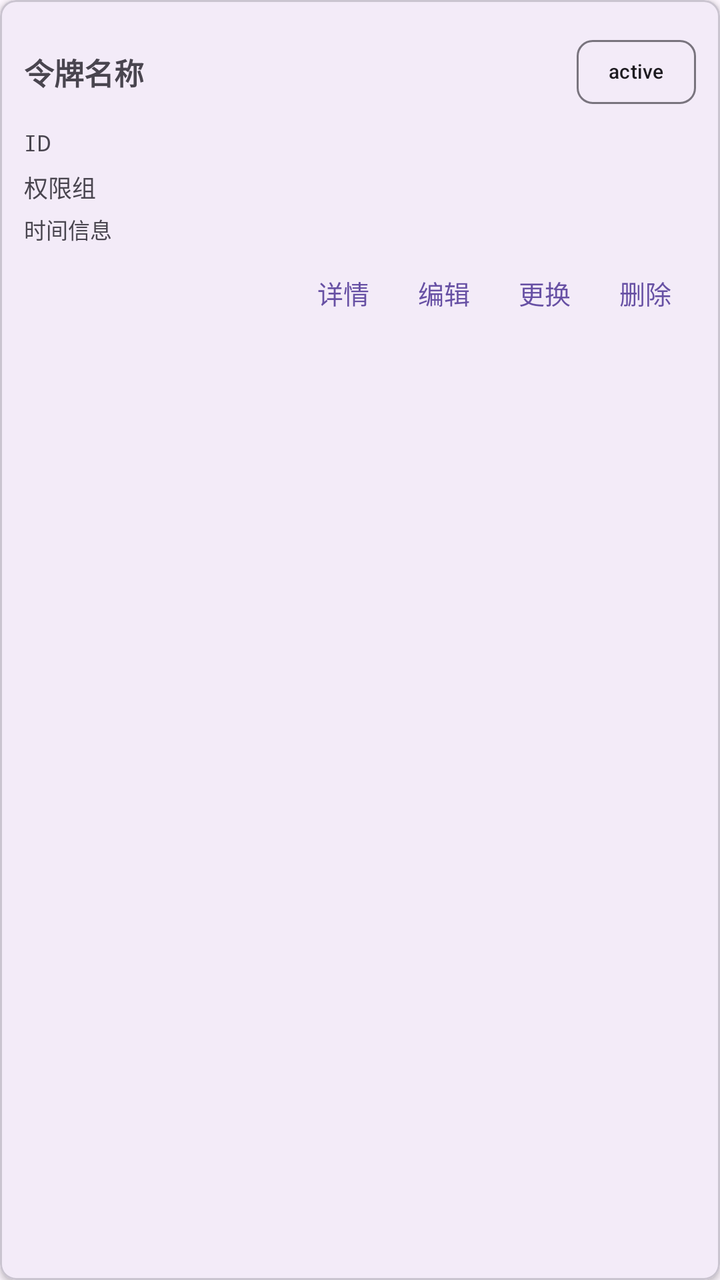
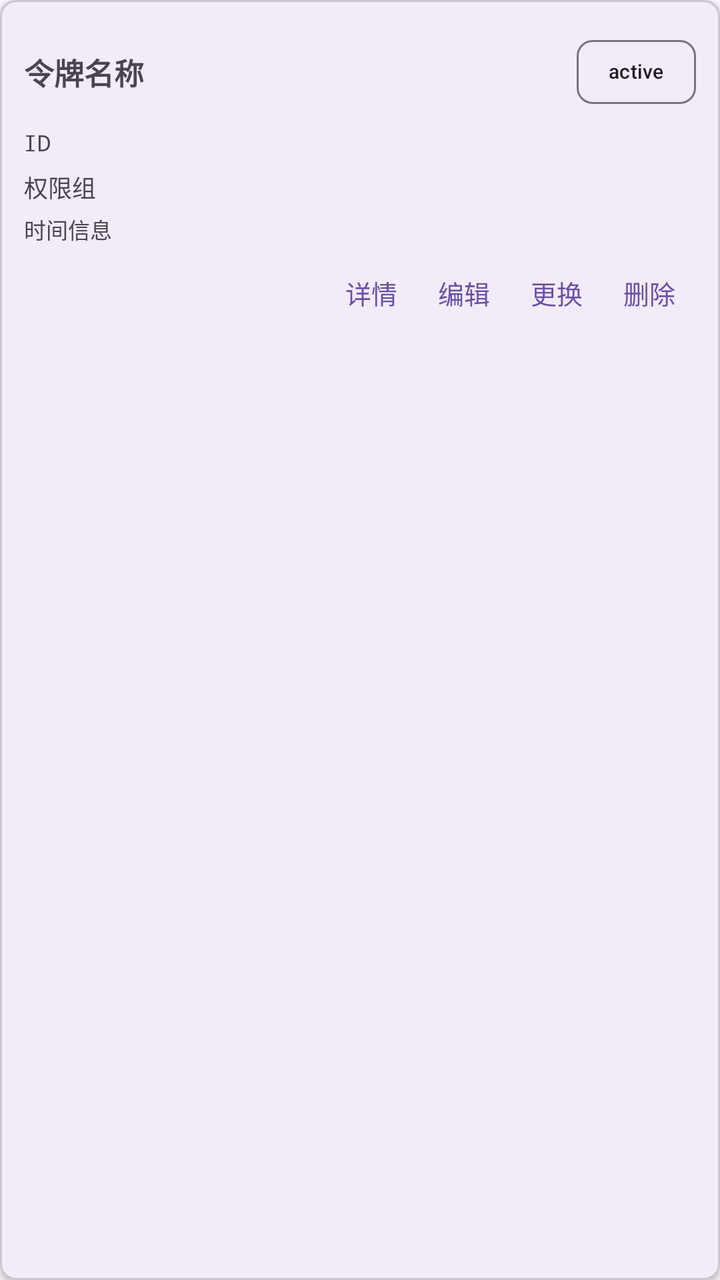

The first picture is an Android layout as it rendered before a commit; the second is the same layout after the commit. The layout source and the unified diff follow.
<!-- AndroidManifest.xml: application theme AppTheme -->
<!-- res/layout/item_token.xml -->
<?xml version="1.0" encoding="utf-8"?>
<com.google.android.material.card.MaterialCardView xmlns:android="http://schemas.android.com/apk/res/android"
    xmlns:app="http://schemas.android.com/apk/res-auto"
    android:layout_width="match_parent"
    android:layout_height="wrap_content"
    android:layout_margin="4dp"
    app:cardElevation="2dp"
    app:cardCornerRadius="8dp">

    <LinearLayout
        android:layout_width="match_parent"
        android:layout_height="wrap_content"
        android:orientation="vertical"
        android:padding="12dp">

        <LinearLayout
            android:layout_width="match_parent"
            android:layout_height="wrap_content"
            android:orientation="horizontal"
            android:gravity="center_vertical">

            <TextView
                android:id="@+id/tokenNameText"
                android:layout_width="0dp"
                android:layout_height="wrap_content"
                android:layout_weight="1"
                android:text="令牌名称"
                android:textSize="15sp"
                android:textStyle="bold"
                android:maxLines="1"
                android:ellipsize="end" />

            <com.google.android.material.chip.Chip
                android:id="@+id/tokenStatusChip"
                android:layout_width="wrap_content"
                android:layout_height="wrap_content"
                android:text="active"
                android:textSize="10sp"
                android:checkable="false"
                style="@style/Widget.Material3.Chip.Assist" />

        </LinearLayout>

        <TextView
            android:id="@+id/tokenIdText"
            android:layout_width="wrap_content"
            android:layout_height="wrap_content"
            android:text="ID"
            android:textSize="11sp"
            android:textColor="?android:textColorSecondary"
            android:layout_marginTop="4dp"
            android:fontFamily="monospace"
            android:maxLines="1"
            android:ellipsize="middle" />

        <TextView
            android:id="@+id/tokenPermissionsText"
            android:layout_width="match_parent"
            android:layout_height="wrap_content"
            android:text="权限组"
            android:textSize="12sp"
            android:textColor="?android:textColorSecondary"
            android:layout_marginTop="6dp"
            android:maxLines="2"
            android:ellipsize="end" />

        <TextView
            android:id="@+id/tokenTimeText"
            android:layout_width="match_parent"
            android:layout_height="wrap_content"
            android:text="时间信息"
            android:textSize="11sp"
            android:textColor="?android:textColorSecondary"
            android:layout_marginTop="4dp"
            android:maxLines="2"
            android:ellipsize="end" />

        <LinearLayout
            android:layout_width="match_parent"
            android:layout_height="wrap_content"
            android:orientation="horizontal"
            android:gravity="end"
            android:layout_marginTop="4dp">

            <com.google.android.material.button.MaterialButton
                android:id="@+id/detailBtn"
                style="@style/Widget.Material3.Button.TextButton"
                android:layout_width="wrap_content"
                android:layout_height="wrap_content"
                android:text="详情"
                android:textSize="13sp"
                android:minWidth="0dp"
                android:minHeight="0dp" />

            <com.google.android.material.button.MaterialButton
                android:id="@+id/editBtn"
                style="@style/Widget.Material3.Button.TextButton"
                android:layout_width="wrap_content"
                android:layout_height="wrap_content"
                android:text="编辑"
                android:textSize="13sp"
                android:minWidth="0dp"
                android:minHeight="0dp" />

            <com.google.android.material.button.MaterialButton
                android:id="@+id/rollBtn"
                style="@style/Widget.Material3.Button.TextButton"
                android:layout_width="wrap_content"
                android:layout_height="wrap_content"
                android:text="更换"
                android:textSize="13sp"
                android:minWidth="0dp"
                android:minHeight="0dp" />

            <com.google.android.material.button.MaterialButton
                android:id="@+id/deleteBtn"
                style="@style/Widget.Material3.Button.TextButton"
                android:layout_width="wrap_content"
                android:layout_height="wrap_content"
                android:text="删除"
                android:textSize="13sp"
                android:minWidth="0dp"
                android:minHeight="0dp" />

        </LinearLayout>

    </LinearLayout>

</com.google.android.material.card.MaterialCardView>
<!-- resources referenced by this layout -->
<resources>
  <style name="AppTheme" parent="Base.AppTheme" />
  <style name="Base.AppTheme" parent="Theme.Material3.DayNight.NoActionBar">
      
      
    </style>
</resources>

<!-- the commit's change to res/layout/item_token.xml (unified diff, before → after) -->
@@ -24,7 +24,7 @@
                 android:layout_width="0dp"
                 android:layout_height="wrap_content"
                 android:layout_weight="1"
-                android:text="令牌名称"
+                android:text="@string/xml_item_token"
                 android:textSize="15sp"
                 android:textStyle="bold"
                 android:maxLines="1"
@@ -57,7 +57,7 @@
             android:id="@+id/tokenPermissionsText"
             android:layout_width="match_parent"
             android:layout_height="wrap_content"
-            android:text="权限组"
+            android:text="@string/xml_item_token_2"
             android:textSize="12sp"
             android:textColor="?android:textColorSecondary"
             android:layout_marginTop="6dp"
@@ -68,7 +68,7 @@
             android:id="@+id/tokenTimeText"
             android:layout_width="match_parent"
             android:layout_height="wrap_content"
-            android:text="时间信息"
+            android:text="@string/common_time_info"
             android:textSize="11sp"
             android:textColor="?android:textColorSecondary"
             android:layout_marginTop="4dp"
@@ -87,7 +87,7 @@
                 style="@style/Widget.Material3.Button.TextButton"
                 android:layout_width="wrap_content"
                 android:layout_height="wrap_content"
-                android:text="详情"
+                android:text="@string/xml_item_token_3"
                 android:textSize="13sp"
                 android:minWidth="0dp"
                 android:minHeight="0dp" />
@@ -97,7 +97,7 @@
                 style="@style/Widget.Material3.Button.TextButton"
                 android:layout_width="wrap_content"
                 android:layout_height="wrap_content"
-                android:text="编辑"
+                android:text="@string/edit"
                 android:textSize="13sp"
                 android:minWidth="0dp"
                 android:minHeight="0dp" />
@@ -107,7 +107,7 @@
                 style="@style/Widget.Material3.Button.TextButton"
                 android:layout_width="wrap_content"
                 android:layout_height="wrap_content"
-                android:text="更换"
+                android:text="@string/dialog_replace"
                 android:textSize="13sp"
                 android:minWidth="0dp"
                 android:minHeight="0dp" />
@@ -117,7 +117,7 @@
                 style="@style/Widget.Material3.Button.TextButton"
                 android:layout_width="wrap_content"
                 android:layout_height="wrap_content"
-                android:text="删除"
+                android:text="@string/delete"
                 android:textSize="13sp"
                 android:minWidth="0dp"
                 android:minHeight="0dp" />
<!-- resource entries referenced after the edit -->
@@ -1,9 +1,59 @@
 <!-- resources referenced by this layout -->
 <resources>
+  <string name="common_time_info">时间信息</string>
+  <string name="delete">删除</string>
+  <string name="dialog_replace">更换</string>
+  <string name="edit">编辑</string>
+  <string name="xml_item_token">令牌名称</string>
+  <string name="xml_item_token_2">权限组</string>
+  <string name="xml_item_token_3">详情</string>
   <style name="AppTheme" parent="Base.AppTheme" />
   <style name="Base.AppTheme" parent="Theme.Material3.DayNight.NoActionBar">
       
       
+  
+      
+      <item name="android:textViewStyle">@style/AppTextView</item>
+      <item name="android:buttonStyle">@style/AppButton</item>
+      <item name="materialButtonStyle">@style/AppMaterialButton</item>
+      <item name="chipStyle">@style/AppChip</item>
     </style>
+  <style name="AppTextView" parent="@android:style/Widget.DeviceDefault.TextView">
+      <item name="android:breakStrategy">simple</item>
+      <item name="android:hyphenationFrequency">full</item>
+      <item name="android:ellipsize">end</item>
+      <item name="android:justificationMode">inter_word</item>
+      <item name="android:textIsSelectable">false</item>
+    </style>
+  <style name="AppButton" parent="Widget.Material3.Button">
+      <item name="android:minHeight">@dimen/app_button_min_height</item>
+      <item name="android:minWidth">@dimen/app_button_min_width</item>
+      <item name="android:maxLines">2</item>
+      <item name="android:ellipsize">end</item>
+      <item name="android:paddingStart">@dimen/app_button_padding_h</item>
+      <item name="android:paddingEnd">@dimen/app_button_padding_h</item>
+      <item name="android:breakStrategy">simple</item>
+      <item name="android:hyphenationFrequency">full</item>
+      <item name="android:textSize">@dimen/app_button_text_size</item>
+    </style>
+  <style name="AppMaterialButton" parent="Widget.Material3.Button">
+      <item name="android:minHeight">@dimen/app_button_min_height</item>
+      <item name="android:minWidth">@dimen/app_button_min_width</item>
+      <item name="android:maxLines">2</item>
+      <item name="android:ellipsize">end</item>
+      <item name="android:paddingStart">@dimen/app_button_padding_h</item>
+      <item name="android:paddingEnd">@dimen/app_button_padding_h</item>
+      <item name="android:breakStrategy">simple</item>
+      <item name="android:hyphenationFrequency">full</item>
+      <item name="android:textAllCaps">false</item>
+      <item name="android:textSize">@dimen/app_button_text_size</item>
+    </style>
+  <style name="AppChip" parent="Widget.Material3.Chip.Assist">
+      <item name="android:textIsSelectable">false</item>
+    </style>
+  <dimen name="app_button_min_height">48dp</dimen>
+  <dimen name="app_button_min_width">112dp</dimen>
+  <dimen name="app_button_padding_h">10dp</dimen>
+  <dimen name="app_button_text_size">13sp</dimen>
 </resources>
 
